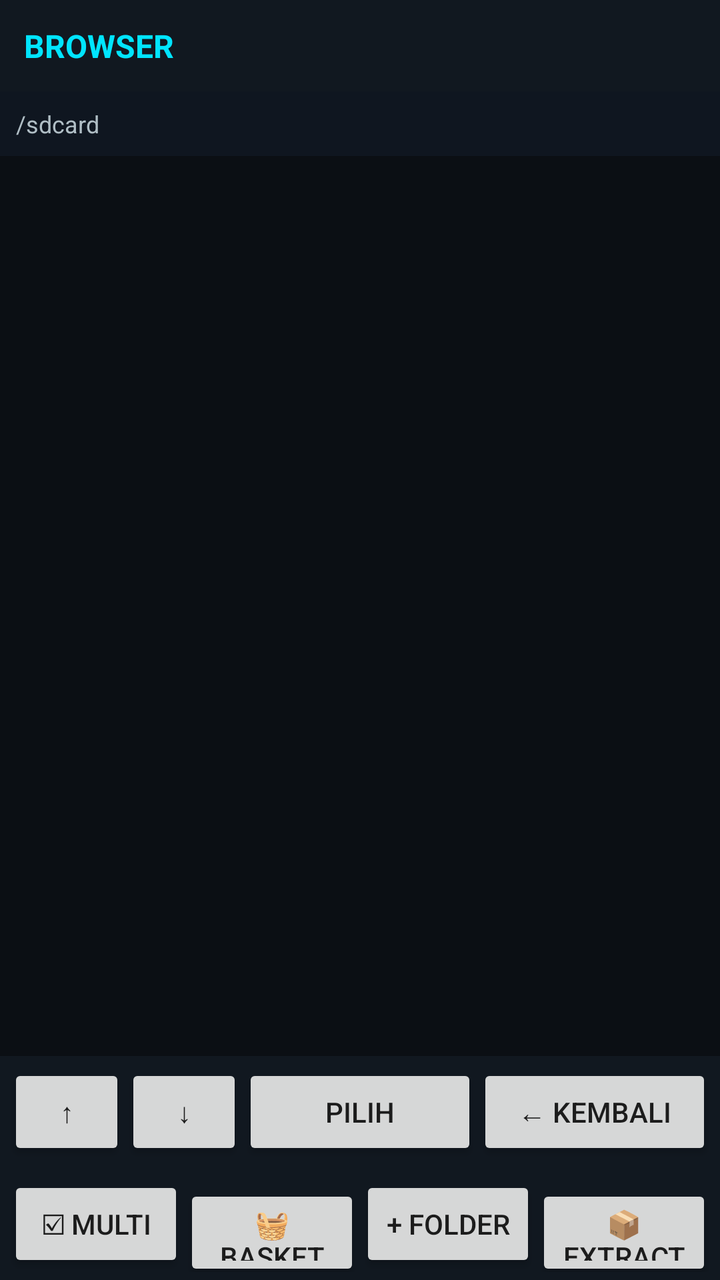
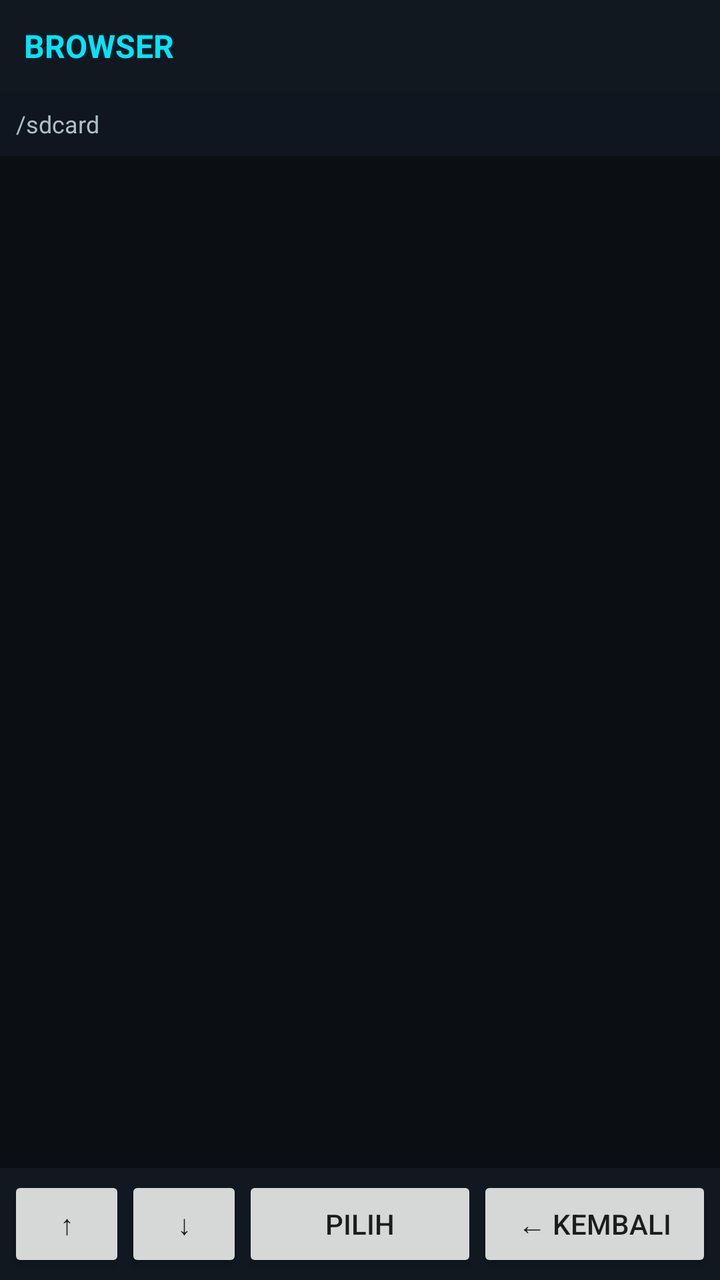

The first picture is an Android layout as it rendered before a commit; the second is the same layout after the commit. The layout source and the unified diff follow.
<!-- AndroidManifest.xml: application theme Theme.ErixTwrp -->
<!-- res/layout/activity_browser.xml -->
<?xml version="1.0" encoding="utf-8"?>
<LinearLayout xmlns:android="http://schemas.android.com/apk/res/android" android:layout_width="match_parent" android:layout_height="match_parent" android:orientation="vertical" android:background="#0B0F14">
    <TextView android:id="@+id/tvTitle" android:layout_width="match_parent" android:layout_height="wrap_content" android:padding="12dp" android:background="#111820" android:textColor="#00E5FF" android:textStyle="bold" android:textSize="16sp" android:text="BROWSER"/>
    <TextView android:id="@+id/tvPath" android:layout_width="match_parent" android:layout_height="wrap_content" android:padding="8dp" android:background="#0F1620" android:textColor="#B0BEC5" android:textSize="12sp" android:maxLines="2" android:ellipsize="start" android:text="/sdcard"/>
    <androidx.recyclerview.widget.RecyclerView android:id="@+id/rvItems" android:layout_width="match_parent" android:layout_height="0dp" android:layout_weight="1"/>
    <LinearLayout android:layout_width="match_parent" android:layout_height="wrap_content" android:orientation="horizontal" android:background="#111820" android:padding="4dp">
        <Button android:id="@+id/btnUp" android:layout_width="0dp" android:layout_height="48dp" android:layout_weight="1" android:text="↑"/>
        <Button android:id="@+id/btnDown" android:layout_width="0dp" android:layout_height="48dp" android:layout_weight="1" android:text="↓"/>
        <Button android:id="@+id/btnSelect" android:layout_width="0dp" android:layout_height="48dp" android:layout_weight="2" android:text="PILIH"/>
        <Button android:id="@+id/btnBack" android:layout_width="0dp" android:layout_height="48dp" android:layout_weight="2" android:text="← KEMBALI"/>
    </LinearLayout>
    <LinearLayout android:layout_width="match_parent" android:layout_height="wrap_content" android:orientation="horizontal" android:background="#111820" android:padding="4dp">
        <Button android:id="@+id/btnSelectMode" android:layout_width="0dp" android:layout_height="48dp" android:layout_weight="1" android:text="☑ Multi"/>
        <Button android:id="@+id/btnBasket" android:layout_width="0dp" android:layout_height="48dp" android:layout_weight="1" android:text="🧺 Basket"/>
        <Button android:id="@+id/btnNewFolder" android:layout_width="0dp" android:layout_height="48dp" android:layout_weight="1" android:text="+ Folder"/>
        <Button android:id="@+id/btnExtract" android:layout_width="0dp" android:layout_height="48dp" android:layout_weight="1" android:text="📦 Extract"/>
    </LinearLayout>
</LinearLayout>
<!-- resources referenced by this layout -->
<resources>
  <style name="Theme.ErixTwrp" parent="Theme.AppCompat.DayNight.NoActionBar">
          <item name="colorPrimary">#00E5FF</item>
          <item name="colorPrimaryDark">#0B0F14</item>
          <item name="colorAccent">#00E5FF</item>
          <item name="android:windowBackground">#0B0F14</item>
          <item name="android:statusBarColor">#0B0F14</item>
          <item name="android:navigationBarColor">#0B0F14</item>
      </style>
</resources>

<!-- the commit's change to res/layout/activity_browser.xml (unified diff, before → after) -->
@@ -9,10 +9,4 @@
         <Button android:id="@+id/btnSelect" android:layout_width="0dp" android:layout_height="48dp" android:layout_weight="2" android:text="PILIH"/>
         <Button android:id="@+id/btnBack" android:layout_width="0dp" android:layout_height="48dp" android:layout_weight="2" android:text="← KEMBALI"/>
     </LinearLayout>
-    <LinearLayout android:layout_width="match_parent" android:layout_height="wrap_content" android:orientation="horizontal" android:background="#111820" android:padding="4dp">
-        <Button android:id="@+id/btnSelectMode" android:layout_width="0dp" android:layout_height="48dp" android:layout_weight="1" android:text="☑ Multi"/>
-        <Button android:id="@+id/btnBasket" android:layout_width="0dp" android:layout_height="48dp" android:layout_weight="1" android:text="🧺 Basket"/>
-        <Button android:id="@+id/btnNewFolder" android:layout_width="0dp" android:layout_height="48dp" android:layout_weight="1" android:text="+ Folder"/>
-        <Button android:id="@+id/btnExtract" android:layout_width="0dp" android:layout_height="48dp" android:layout_weight="1" android:text="📦 Extract"/>
-    </LinearLayout>
 </LinearLayout>
<!-- resource entries referenced after the edit -->
@@ -2,11 +2,7 @@
 <resources>
   <style name="Theme.ErixTwrp" parent="Theme.AppCompat.DayNight.NoActionBar">
           <item name="colorPrimary">#00E5FF</item>
-          <item name="colorPrimaryDark">#0B0F14</item>
-          <item name="colorAccent">#00E5FF</item>
           <item name="android:windowBackground">#0B0F14</item>
-          <item name="android:statusBarColor">#0B0F14</item>
-          <item name="android:navigationBarColor">#0B0F14</item>
       </style>
 </resources>
 
